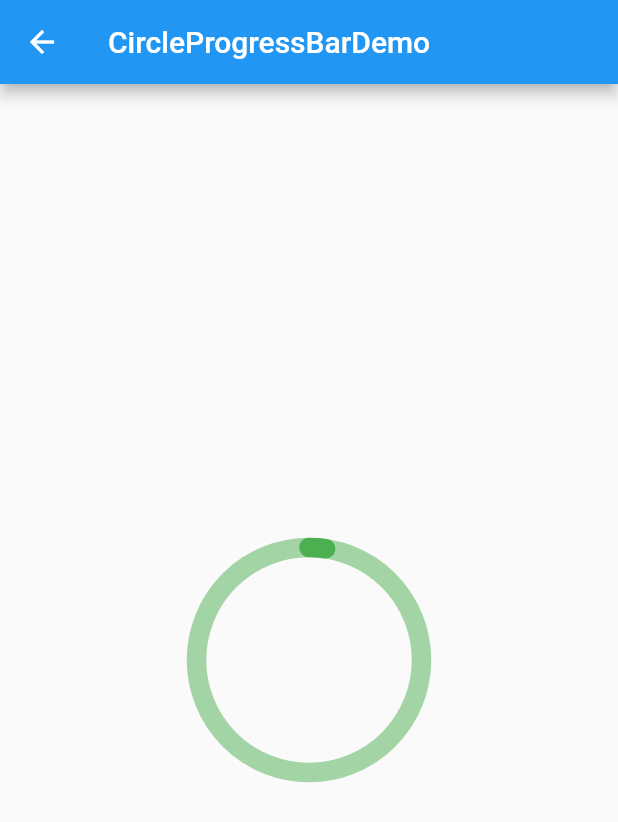
After one commit to zhaoxuan365/my_flutter_training, a Flutter app: the screen it shows after launch, after a tap on "CircleProgressBar", on a phone screen of 412 x 824 dp. The commit adds this screen. Shown: the top 822 px of the screen. Run offline on Flutter 3.47's test engine with Material 2 defaults, Android fonts, the phone set to English and light mode, and no system bars.

Commit message:
CircleProgressBar

```diff
--- a/lib/main.dart
+++ b/lib/main.dart
@@ -1,4 +1,5 @@
 import 'package:flutter/material.dart';
+import 'package:my_flutter_training/pages/circle_progress_bar_demo.dart';
 
 import 'pages/drop_down_menu_demo.dart';
 import 'pages/drop_down_popup_demo.dart';
@@ -115,8 +116,9 @@ class _MyHomePageState extends State<MyHomePage> {
     );
   }
 
-  void initData( List<Widget> list) {
-    list.add(_item(
+  void initData(List<Widget> list) {
+    list.add(
+      _item(
         text: 'drop down menu',
         tapCallback: () {
           Navigator.push(
@@ -128,9 +130,11 @@ class _MyHomePageState extends State<MyHomePage> {
             ),
           );
         },
-    ));
+      ),
+    );
 
-    list.add(_item(
+    list.add(
+      _item(
         text: 'drop down popup',
         tapCallback: () {
           Navigator.push(
@@ -142,6 +146,23 @@ class _MyHomePageState extends State<MyHomePage> {
             ),
           );
         },
-    ));
+      ),
+    );
+
+    list.add(
+      _item(
+        text: 'CircleProgressBar',
+        tapCallback: () {
+          Navigator.push(
+            context,
+            MaterialPageRoute(
+              builder: (context) {
+                return CircleProgressBarDemo();
+              },
+            ),
+          );
+        },
+      ),
+    );
   }
 }
--- /dev/null
+++ b/lib/pages/circle_progress_bar.dart
@@ -0,0 +1,114 @@
+import 'dart:math' as math;
+
+import 'package:flutter/material.dart';
+
+class CircularProgressBar extends StatefulWidget {
+  final double width;
+  final double height;
+  final double progressPercent;
+  final Color progressColor;
+  final Color backgroundColor;
+  final double strokeWidth;
+  final int animationDurationInSeconds;
+
+  CircularProgressBar({
+    required this.width,
+    required this.height,
+    required this.progressPercent,
+    required this.progressColor,
+    required this.backgroundColor,
+    this.strokeWidth = 10,
+    this.animationDurationInSeconds = 5,
+  });
+
+  @override
+  _CircularProgressBarState createState() => _CircularProgressBarState();
+}
+
+class _CircularProgressBarState extends State<CircularProgressBar>
+    with SingleTickerProviderStateMixin {
+  late AnimationController _progressController;
+  late Animation<double> _progressAnimation;
+
+  @override
+  void initState() {
+    super.initState();
+
+    _progressController = AnimationController(
+        vsync: this,
+        duration: Duration(seconds: widget.animationDurationInSeconds));
+    _progressAnimation = Tween(begin: 0.0, end: widget.progressPercent / 100)
+        .animate(CurvedAnimation(
+            parent: _progressController, curve: Curves.easeInOut))
+      ..addListener(() {
+        setState(() {});
+      });
+
+    _progressController.forward();
+  }
+
+  @override
+  Widget build(BuildContext context) {
+    return Container(
+      width: widget.width,
+      height: widget.height,
+      child: CustomPaint(
+        foregroundPainter: CircularProgressBarPainter(
+          progressPercent: _progressAnimation.value * 100,
+          progressColor: widget.progressColor,
+          backgroundColor: widget.backgroundColor,
+          strokeWidth: widget.strokeWidth,
+        ),
+      ),
+    );
+  }
+
+  @override
+  void dispose() {
+    _progressController.dispose();
+    super.dispose();
+  }
+}
+
+class CircularProgressBarPainter extends CustomPainter {
+  final double progressPercent;
+  final Color progressColor;
+  final Color backgroundColor;
+  final double strokeWidth;
+
+  CircularProgressBarPainter({
+    required this.progressPercent,
+    required this.progressColor,
+    required this.backgroundColor,
+    required this.strokeWidth,
+  });
+
+  @override
+  void paint(Canvas canvas, Size size) {
+    Paint bgPaint = Paint()
+      ..color = backgroundColor
+      ..strokeCap = StrokeCap.round
+      ..style = PaintingStyle.stroke
+      ..strokeWidth = strokeWidth;
+
+    Paint progressPaint = Paint()
+      ..color = progressColor
+      ..strokeCap = StrokeCap.round
+      ..style = PaintingStyle.stroke
+      ..strokeWidth = strokeWidth;
+
+    Offset center = Offset(size.width / 2, size.height / 2);
+    double radius = math.min(size.width / 2, size.height / 2);
+
+    canvas.drawCircle(center, radius, bgPaint);
+
+    double angle = 2 * math.pi * (progressPercent / 100);
+    canvas.drawArc(Rect.fromCircle(center: center, radius: radius),
+        -math.pi / 2, angle, false, progressPaint);
+  }
+
+  @override
+  bool shouldRepaint(CustomPainter oldDelegate) {
+    return true;
+  }
+}
--- /dev/null
+++ b/lib/pages/circle_progress_bar_demo.dart
@@ -0,0 +1,26 @@
+import 'package:flutter/cupertino.dart';
+import 'package:flutter/material.dart';
+
+import 'circle_progress_bar.dart';
+
+class CircleProgressBarDemo extends StatelessWidget {
+  @override
+  Widget build(BuildContext context) {
+    return Scaffold(
+      appBar: AppBar(
+        title: Text('CircleProgressBarDemo'),
+      ),
+      body: Center(
+        child: CircularProgressBar(
+          width: 150.0,
+          height: 150.0,
+          progressPercent: 100,
+          progressColor: Colors.green,
+          backgroundColor: Colors.green.withOpacity(0.5),
+          strokeWidth: 13,
+          animationDurationInSeconds: 10,
+        ),
+      ),
+    );
+  }
+}
```
Lines whose indentation alone changed are shown as unchanged.
